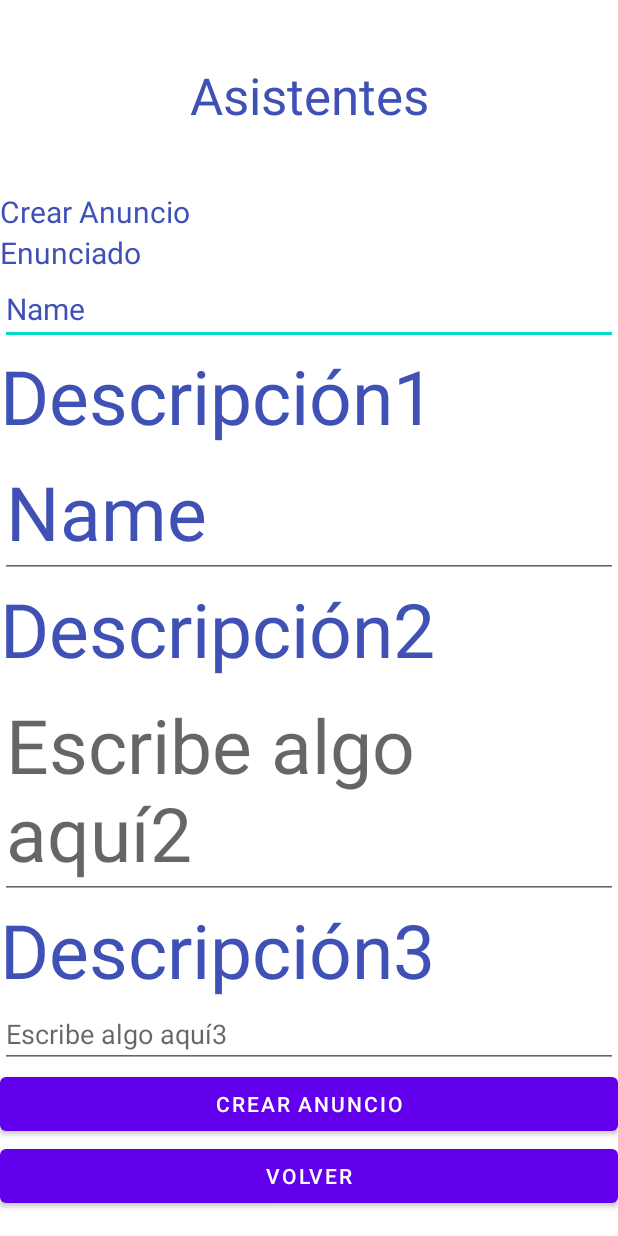
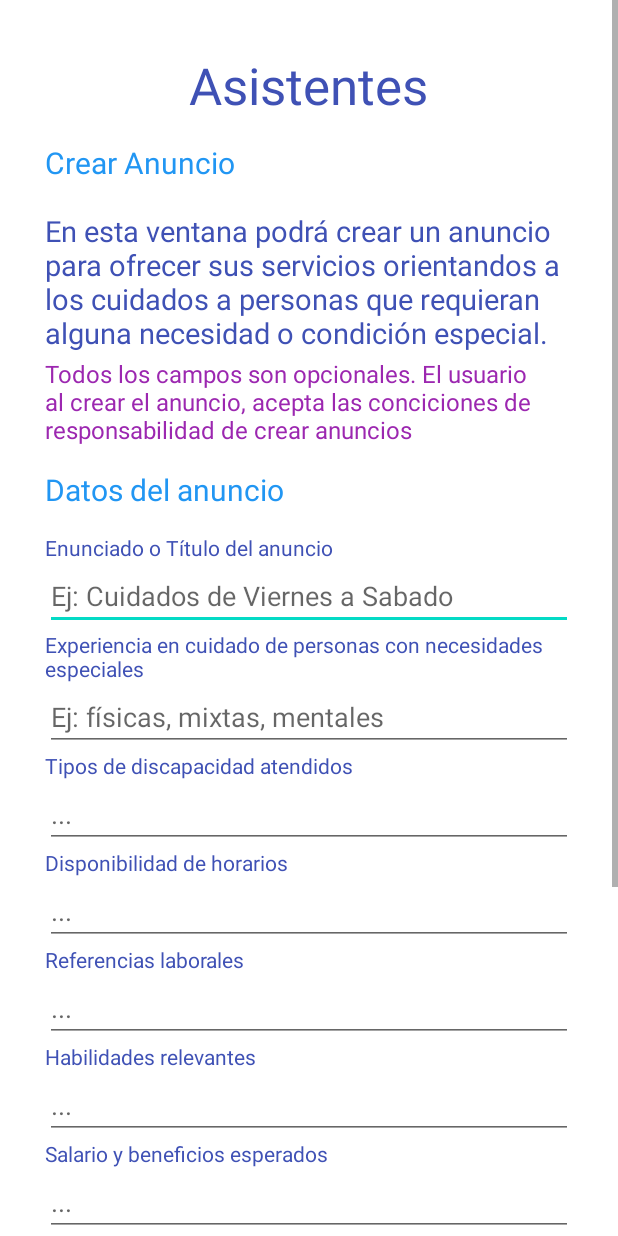
Before and after one commit to Mariayzl/assistoapp, an Android app: the CrearAnuncioAsistenteActivity screen opened directly, with no data from a screen before it, on a phone screen of 412 x 824 dp. Run offline under Robolectric (Android 15) with nearby library versions, the light colour scheme and no system bars; our stand-ins replace Firebase (no records; nobody signed in at launch, a user with empty details on screens opened directly).

Commit message:
Assisto_App_V6_ScrollView_XML
versión básica: Implementación de campos de datos con ScrollView en ventana Crear Anuncio Asistente XML

```diff
--- a/AssistoApp/app/src/main/res/layout/activity_crear_anuncio_asistente.xml
+++ b/AssistoApp/app/src/main/res/layout/activity_crear_anuncio_asistente.xml
@@ -9,110 +9,226 @@
     <LinearLayout
         android:layout_width="match_parent"
         android:layout_height="wrap_content"
-        android:orientation="vertical">
+        android:orientation="vertical"
+        android:gravity="center_horizontal"
+        android:paddingVertical="34dp"
+        android:paddingHorizontal="30dp">
 
         <TextView
             android:id="@+id/tvTituloAsistente2"
-            android:layout_width="match_parent"
-            android:layout_height="127dp"
-            android:gravity="center"
-            android:paddingHorizontal="30dp"
-            android:paddingVertical="20dp"
+            android:layout_width="wrap_content"
+            android:layout_height="wrap_content"
+            android:gravity="left"
             android:text="Asistentes"
             android:textColor="#3F51B5"
             android:textSize="34sp" />
 
         <TextView
-            android:id="@+id/tvCreaAnuncio1"
+            android:id="@+id/tvCreaAnuncioAsistente1"
             android:layout_width="wrap_content"
             android:layout_height="wrap_content"
             android:text="Crear Anuncio"
+            android:ems="30"
+            android:paddingVertical="15dp"
+            android:textColor="#2196F3"
+            android:textSize="20sp" />
+        <TextView
+            android:id="@+id/tvCreaAnuncioAsistenteInfo"
+            android:layout_width="wrap_content"
+            android:layout_height="wrap_content"
+            android:text="En esta ventana podrá crear un anuncio para ofrecer sus servicios orientandos a los cuidados a personas que requieran alguna necesidad o condición especial. "
+            android:paddingVertical="3dp"
             android:textColor="#3F51B5"
-            android:textSize="20sp"
-            tools:layout_editor_absoluteX="142dp"
-            tools:layout_editor_absoluteY="84dp" />
+            android:textSize="19sp" />
+        <TextView
+            android:id="@+id/tvCreaAnuncioAsistenteInfo2"
+            android:layout_width="wrap_content"
+            android:layout_height="wrap_content"
+            android:text="Todos los campos son opcionales. El usuario al crear el anuncio, acepta las conciciones de responsabilidad de crear anuncios"
+            android:textColor="#9C27B0"
+            android:textSize="16sp" />
 
         <TextView
-            android:id="@+id/tvEnunciado"
+            android:id="@+id/tvDatosAnuncioAsistente"
             android:layout_width="wrap_content"
             android:layout_height="wrap_content"
-            android:text="Enunciado"
-            android:textColor="#3F51B5"
-
+            android:text="Datos del anuncio"
+            android:ems="30"
+            android:paddingVertical="15dp"
+            android:textColor="#2196F3"
             android:textSize="20sp" />
 
+        <TextView
+            android:id="@+id/tvEnunciadoAsistente"
+            android:layout_width="wrap_content"
+            android:layout_height="wrap_content"
+            android:text="Enunciado o Título del anuncio"
+            android:ems="30"
+            android:textColor="#3F51B5" />
+
         <EditText
-            android:id="@+id/editTextTextPersonName2"
+            android:id="@+id/etEnunciadoAsistente"
             android:layout_width="match_parent"
             android:layout_height="wrap_content"
-            android:ems="10"
+            android:ems="30"
             android:inputType="textPersonName"
-            android:text="Name"
-            android:textSize="20sp"
+            android:hint="Ej: Cuidados de Viernes a Sabado "
             android:textColor="#3F51B5" />
 
         <TextView
-            android:id="@+id/tvDescrip"
+            android:id="@+id/tvExperienciaAsistente"
             android:layout_width="wrap_content"
             android:layout_height="wrap_content"
-            android:text="Descripción1"
-            android:textSize="50sp"
+            android:text="Experiencia en cuidado de personas con necesidades especiales"
+            android:ems="30"
             android:textColor="#3F51B5" />
 
         <EditText
-            android:id="@+id/editTextTextPersonName3"
+            android:id="@+id/etExperienciaAsistente"
             android:layout_width="match_parent"
             android:layout_height="wrap_content"
-            android:ems="10"
+            android:ems="30"
             android:inputType="textPersonName"
-            android:text="Name"
-            android:textSize="50sp"
+            android:hint="Ej: físicas, mixtas, mentales "
             android:textColor="#3F51B5" />
 
         <TextView
-            android:id="@+id/tvDescripcion"
+            android:id="@+id/tvTipoDiscapacidadAsistente"
             android:layout_width="wrap_content"
             android:layout_height="wrap_content"
-            android:text="Descripción2"
-            android:textSize="50sp"
+            android:ems="30"
+            android:text="Tipos de discapacidad atendidos"
             android:textColor="#3F51B5" />
 
         <EditText
-            android:id="@+id/editTextNuevo"
+            android:id="@+id/etTipoDiscapacidadAsistente"
             android:layout_width="match_parent"
             android:layout_height="wrap_content"
-            android:hint="Escribe algo aquí2"
-            android:textSize="50sp"
+            android:ems="30"
+            android:hint="..."
             android:textColor="#3F51B5" />
+
         <TextView
-            android:id="@+id/tvDescripcion3"
+            android:id="@+id/tvHorarioAsistente"
             android:layout_width="wrap_content"
             android:layout_height="wrap_content"
-            android:text="Descripción3"
-            android:textSize="50sp"
+            android:ems="30"
+            android:text="Disponibilidad de horarios"
+            android:textColor="#3F51B5" />
+        <EditText
+            android:id="@+id/etHorarioAsistente"
+            android:layout_width="match_parent"
+            android:layout_height="wrap_content"
+            android:ems="30"
+            android:hint="..."
             android:textColor="#3F51B5" />
 
+        <TextView
+            android:id="@+id/tvReferenciaslaborales"
+            android:layout_width="wrap_content"
+            android:layout_height="wrap_content"
+            android:ems="30"
+            android:text="Referencias laborales"
+            android:textColor="#3F51B5" />
         <EditText
-            android:id="@+id/editTextNuevo3"
+            android:id="@+id/etReferenciaslaborales"
             android:layout_width="match_parent"
             android:layout_height="wrap_content"
-            android:hint="Escribe algo aquí3"
+            android:ems="30"
+            android:hint="..."
+            android:textColor="#3F51B5" />
+
+        <TextView
+            android:id="@+id/tvHabilidadesAsistente"
+            android:layout_width="wrap_content"
+            android:layout_height="wrap_content"
+            android:ems="30"
+            android:text="Habilidades relevantes"
+            android:textColor="#3F51B5" />
+        <EditText
+            android:id="@+id/etHabilidadesAsistente"
+            android:layout_width="match_parent"
+            android:layout_height="wrap_content"
+            android:ems="30"
+            android:hint="..."
+            android:textColor="#3F51B5" />
+
+        <TextView
+            android:id="@+id/tvSalarioAsistente"
+            android:layout_width="wrap_content"
+            android:layout_height="wrap_content"
+            android:ems="30"
+            android:text="Salario y beneficios esperados"
+            android:textColor="#3F51B5" />
+        <EditText
+            android:id="@+id/etSalarioAsistente"
+            android:layout_width="match_parent"
+            android:layout_height="wrap_content"
+            android:ems="30"
+            android:hint="..."
+            android:textColor="#3F51B5" />
+
+        <TextView
+            android:id="@+id/tvContactoAsistente"
+            android:layout_width="wrap_content"
+            android:layout_height="wrap_content"
+            android:ems="30"
+            android:text="Contacto"
+            android:textColor="#3F51B5" />
+        <EditText
+            android:id="@+id/etContactoAsistente"
+            android:layout_width="match_parent"
+            android:layout_height="wrap_content"
+            android:ems="30"
+            android:hint="..."
+            android:textColor="#3F51B5" />
+
+        <TextView
+            android:id="@+id/tvCiudadAsistente"
+            android:layout_width="wrap_content"
+            android:layout_height="wrap_content"
+            android:ems="30"
+            android:text="Ciudad"
+            android:textColor="#3F51B5" />
+        <EditText
+            android:id="@+id/etCiudadAsistente"
+            android:layout_width="match_parent"
+            android:layout_height="wrap_content"
+            android:ems="30"
+            android:hint="..."
+            android:textColor="#3F51B5" />
+
+        <TextView
+            android:id="@+id/tvProvinciaAsistente"
+            android:layout_width="wrap_content"
+            android:layout_height="wrap_content"
+            android:ems="30"
+            android:text="Provincia"
+            android:textColor="#3F51B5" />
+        <EditText
+            android:id="@+id/etProvinciaAsistente"
+            android:layout_width="match_parent"
+            android:layout_height="wrap_content"
+            android:ems="30"
+            android:hint="..."
             android:textColor="#3F51B5" />
 
         <Button
-            android:id="@+id/button"
+            android:id="@+id/buttonCrearAsistente"
             android:layout_width="match_parent"
             android:layout_height="wrap_content"
-            android:text="Crear anuncio" />
+            android:ems="30"
+            android:text="Crear anuncio"
+            android:backgroundTint="#00BCD4"/>
 
         <Button
-            android:id="@+id/button2"
+            android:id="@+id/buttonCancelarAsistente"
             android:layout_width="match_parent"
             android:layout_height="wrap_content"
-            android:text="Volver" />
-
+            android:backgroundTint="#3F51B5"
+            android:ems="30"
+            android:text="Cancelar" />
 
     </LinearLayout>
 
-
 </ScrollView>
```
